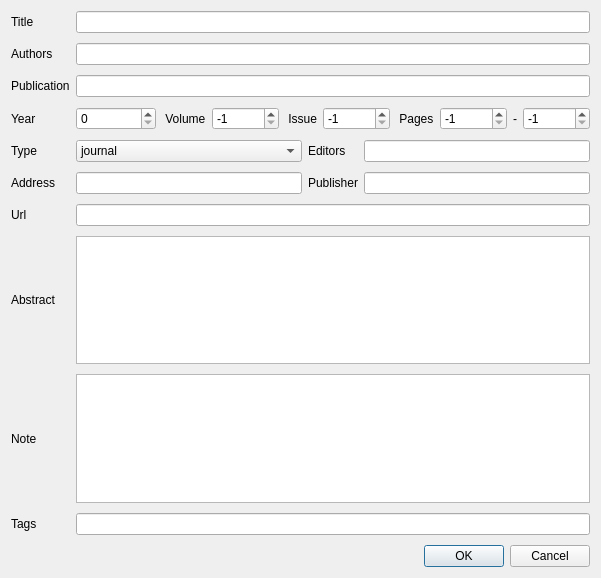
First picture: the form in PaperDlg.ui, repository congchenutd/papernet, before the edit.
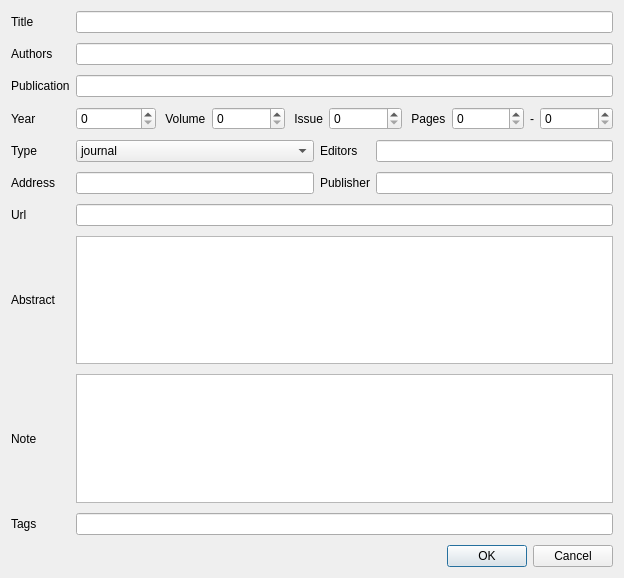
Second picture: the form after the edit.

Commit message: + allow merge to existing paper

What changed in the file:
```diff
--- a/PaperDlg.ui
+++ b/PaperDlg.ui
@@ -6,7 +6,7 @@
    <rect>
     <x>0</x>
     <y>0</y>
-    <width>596</width>
+    <width>624</width>
     <height>578</height>
    </rect>
   </property>
@@ -87,14 +87,11 @@
          <verstretch>0</verstretch>
         </sizepolicy>
        </property>
-       <property name="minimum">
-        <number>-1</number>
-       </property>
        <property name="maximum">
         <number>999999999</number>
        </property>
        <property name="value">
-        <number>-1</number>
+        <number>0</number>
        </property>
       </widget>
      </item>
@@ -113,14 +110,11 @@
          <verstretch>0</verstretch>
         </sizepolicy>
        </property>
-       <property name="minimum">
-        <number>-1</number>
-       </property>
        <property name="maximum">
         <number>999999999</number>
        </property>
        <property name="value">
-        <number>-1</number>
+        <number>0</number>
        </property>
       </widget>
      </item>
@@ -139,14 +133,11 @@
          <verstretch>0</verstretch>
         </sizepolicy>
        </property>
-       <property name="minimum">
-        <number>-1</number>
-       </property>
        <property name="maximum">
         <number>999999999</number>
        </property>
        <property name="value">
-        <number>-1</number>
+        <number>0</number>
        </property>
       </widget>
      </item>
@@ -165,14 +156,11 @@
          <verstretch>0</verstretch>
         </sizepolicy>
        </property>
-       <property name="minimum">
-        <number>-1</number>
-       </property>
        <property name="maximum">
         <number>999999999</number>
        </property>
        <property name="value">
-        <number>-1</number>
+        <number>0</number>
        </property>
       </widget>
      </item>
```
The commit also changes 5 other files.
